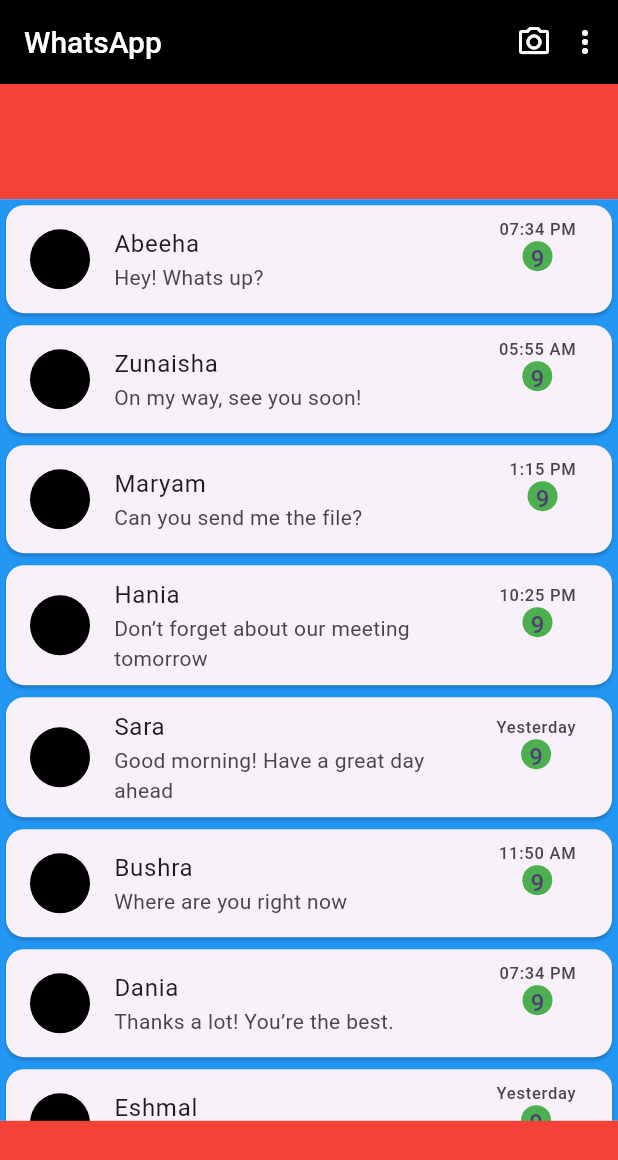
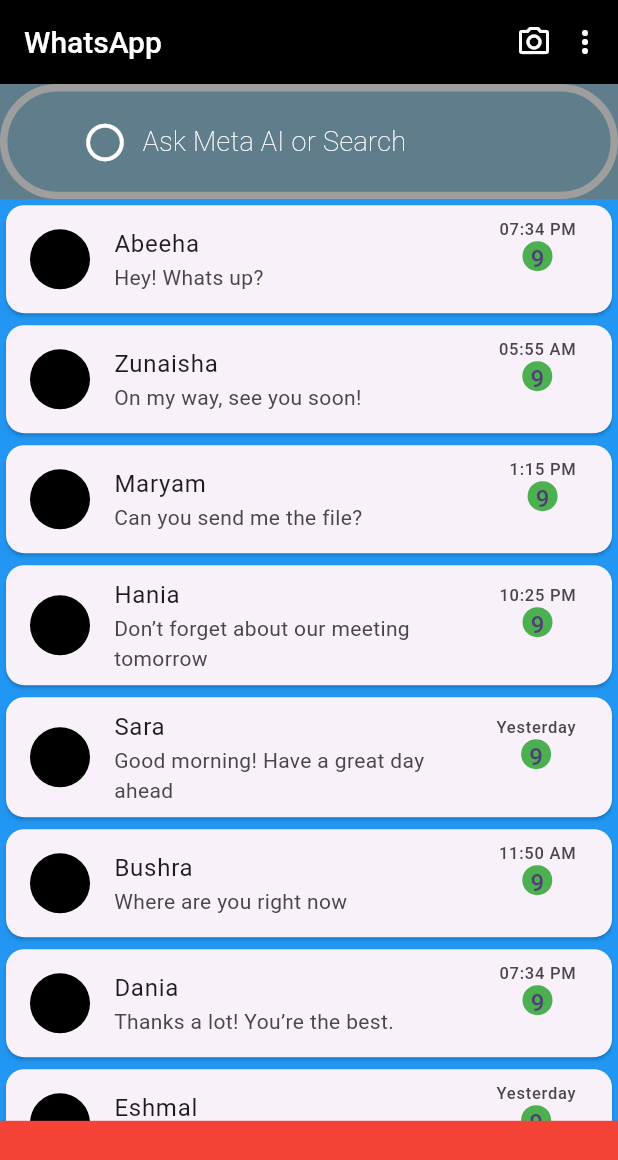
Before and after one commit to Areeba-ai05/WA-full-clone, a Flutter app: the ExpandedClass screen opened directly, on a phone screen of 412 x 824 dp. Shown: the top 1160 px of the screen. Run offline on Flutter 3.47's test engine with Material 3 defaults, Android fonts, the phone set to English and light mode, and no system bars.

Commit message:
update code

```diff
--- a/lib/main.dart
+++ b/lib/main.dart
@@ -32,8 +32,9 @@ class MyApp extends StatelessWidget {
         colorScheme: ColorScheme.fromSeed(seedColor: Colors.deepPurple),
         useMaterial3: true,
       ),
-      home: ExpandedClass()
-      debugShowCheckedModeBanner: false,
+        debugShowCheckedModeBanner: false,
+        home: ExpandedClass()
+
       //const MyHomePage(title: 'Flutter Demo Home Page'),
     );
   }
--- a/lib/whatsapp/wapp.dart
+++ b/lib/whatsapp/wapp.dart
@@ -83,12 +83,38 @@ class ExpandedClass extends StatelessWidget {
           SizedBox(width: 10,),
         ],
       ),
+      backgroundColor: Colors.blueGrey,
       body: Column(
         children: [
           Expanded
             (flex:10,
               child: Container(
-                color: Colors.red,
+                //color: Colors.red,
+                  height:5,
+                  width: 500,
+                  decoration:  BoxDecoration(
+                    borderRadius: BorderRadius.circular(100),
+                    border: Border.all(
+                      color: Colors.grey,
+                      width: 5,
+                    ),
+                  ),
+                  child:Padding(
+                    padding: const EdgeInsets.only(top: 1.0, left: 50.0),
+                    child:Row(
+                      children: [
+                        Icon(
+                          Icons.circle_outlined, // Replace with any icon of your choice
+                          size: 30,
+                          color: Colors.white,
+                        ),
+                        SizedBox(width: 10), // Add spacing between icon and text
+                        Text(
+                          'Ask Meta AI or Search',
+                          style: TextStyle(
+                              fontSize: 18,
+                              fontWeight: FontWeight.w100,
+                              color: Colors.white),),],),)
               )),
           Expanded
             (flex:80,
```
Lines whose indentation alone changed are shown as unchanged.
